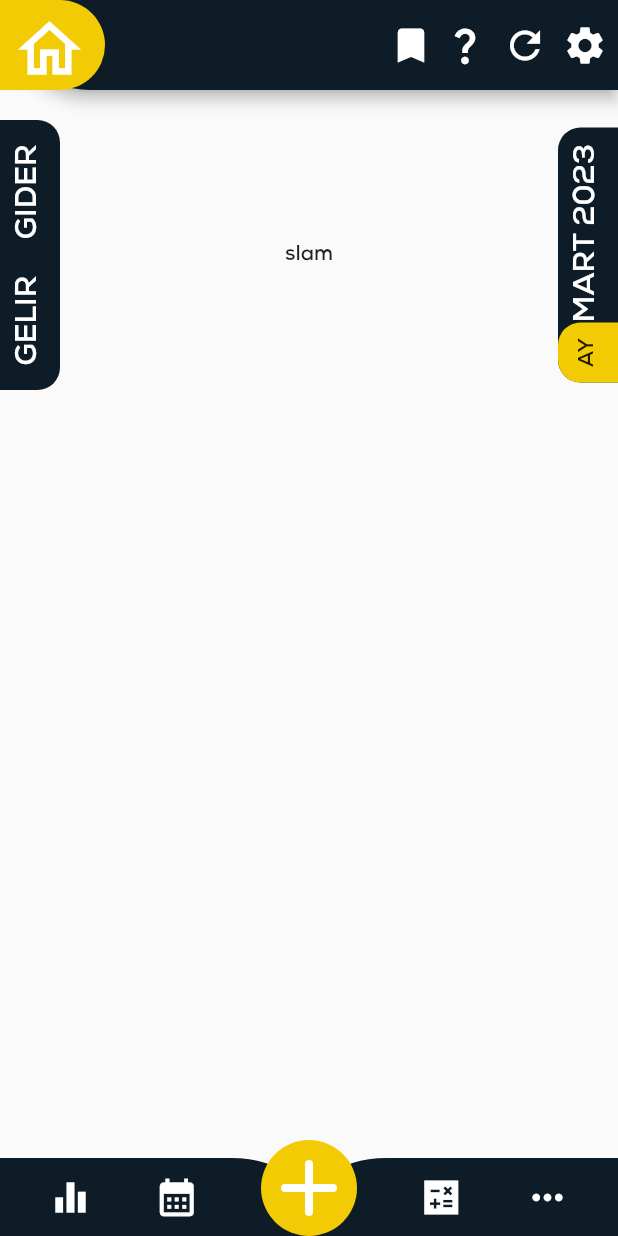
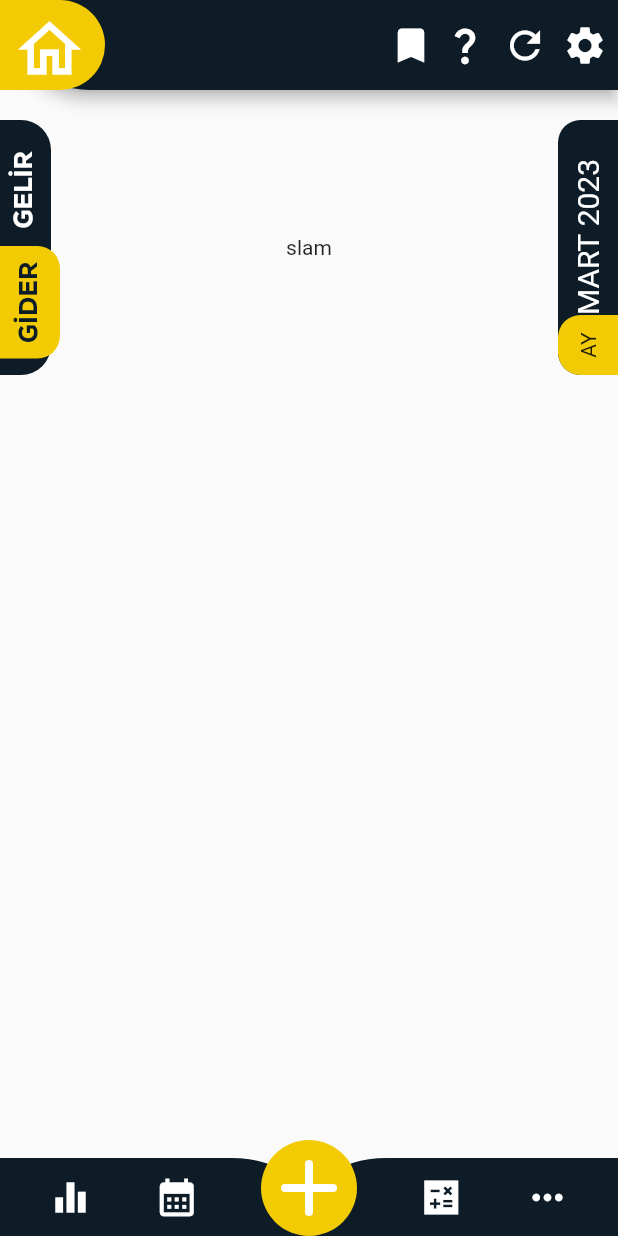
Before and after one commit to zahidayturan/ButceTakip, a Flutter app: the Statistics screen opened directly, on a phone screen of 412 x 824 dp. Run offline on Flutter 3.47's test engine with Material 2 defaults, Android fonts, the phone set to English and light mode, and no system bars; our stand-ins replace flutter_riverpod, pie_chart, sqflite; accounts and stored records are empty.

```diff
--- a/lib/Pages/statistics.dart
+++ b/lib/Pages/statistics.dart
@@ -33,44 +33,7 @@ class _StatisticsState extends State<Statistics>{
                       children: [
                         RotatedBox( //butonları çevirmek için
                             quarterTurns: 3,
-                            child: Container(
-                              height: 40,
-                              width: 180,
-                              decoration: BoxDecoration(
-                                  color: renkler.koyuuRenk,
-                                  borderRadius: BorderRadius.only(bottomLeft: Radius.circular(15), bottomRight: Radius.circular(15))
-                              ),
-                              child: Row(
-                                mainAxisAlignment: MainAxisAlignment.spaceEvenly,
-                                children: [
-                                  TextButton(
-                                      onPressed: () {
-
-                                      },
-                                      child: Text(
-                                        "GELIR",
-                                        style: TextStyle(
-                                            color: renkler.YaziRenk,
-                                            fontSize: 20
-                                        ),
-
-                                      )
-                                  ),
-                                  TextButton(
-                                    onPressed: () {
-
-                                    },
-                                    child: Text(
-                                      "GIDER",
-                                      style: TextStyle(
-                                          color: renkler.YaziRenk,
-                                          fontSize: 20
-                                      ),
-                                    ),
-                                  ),
-                                ],
-                              ),
-                            )
+                            child: CustomButton(),
                         ),
                       ],
                     ),
@@ -148,5 +111,130 @@ class _StatisticsState extends State<Statistics>{
       bottomNavigationBar: navBar(),
     );
   }
+}
 
+
+class CustomButton extends StatefulWidget { // gelir gider buton animasyonlari
+  @override
+  _CustomButtonState createState() => _CustomButtonState();
 }
+
+class _CustomButtonState extends State<CustomButton> {
+  double buttonHeight = 34; //Basılmamış yükseklik
+  double buttonHeight2 = 40; //Basılmış yükseklik
+  Color containerColor2 = const Color(0xff0D1C26); //Basılmamış renk
+  Color containerColor = const Color(0xffF2CB05); //Basılmış renk
+  Color textColor2 = Colors.white; //Basılmamış yazı rengi
+  Color textColor = const Color(0xff0D1C26); //Basılmış yazı rengi
+  int index = 0; // Gider ve Gelir butonları arasında geçiş yapmak için
+
+  void changeColor2(int index) {
+    if (index == 0) { //index 0 olunca Gider için ayarlanıyor
+      setState(() {
+        buttonHeight2 = 40;
+        buttonHeight = 34;
+        containerColor = const Color(0xffF2CB05);
+        containerColor2 = const Color(0xff0D1C26);
+        textColor = const Color(0xff0D1C26);
+        textColor2 = Colors.white;
+        this.index = 1;
+      });
+    } else { //index 0'dan farklı olunca Gelir için ayarlanıyor
+      setState(() {
+        buttonHeight = 40;
+        buttonHeight2 = 34;
+        containerColor2 = const Color(0xffF2CB05);
+        containerColor = const Color(0xff0D1C26);
+        textColor = Colors.white;
+        textColor2 = const Color(0xff0D1C26);
+        this.index = 0;
+      });
+    }
+  }
+
+  Widget customButtonTheme2() {
+    return SizedBox(
+      height: 40,
+      child: Stack(
+        children: [
+          Container(
+            decoration: const BoxDecoration(
+              borderRadius: const BorderRadius.only(
+                  bottomRight: Radius.circular(20),
+                  bottomLeft: Radius.circular(20)),
+              color: Color(0xff0D1C26),
+            ),
+            height: 34,
+            width: 170,
+          ),
+          Padding(
+            padding: const EdgeInsets.only(left: 11),
+            child: Row(
+              //mainAxisAlignment: MainAxisAlignment.spaceAround,
+              crossAxisAlignment: CrossAxisAlignment.start,
+              children: [
+                AnimatedContainer(
+                  duration: const Duration(milliseconds: 1200),
+                  curve: Curves.fastLinearToSlowEaseIn,
+                  decoration: BoxDecoration(
+                    borderRadius: const BorderRadius.only(
+                        bottomRight: Radius.circular(15),
+                        bottomLeft: Radius.circular(15)),
+                    color: containerColor,
+                  ),
+                  height: buttonHeight2,
+                  child: SizedBox(
+                    width: 75,
+                    child: TextButton(
+                        onPressed: () {
+                          setState(() {
+                            changeColor2(0);
+                          });
+                        },
+                        child: Text("GİDER",
+                            style: TextStyle(
+                                color: textColor,
+                                fontSize: 17,
+                                fontFamily: 'Nexa4',
+                                fontWeight: FontWeight.w800))),
+                  ),
+                ),
+                AnimatedContainer(
+                  duration: const Duration(milliseconds: 1200),
+                  curve: Curves.fastLinearToSlowEaseIn,
+                  decoration: BoxDecoration(
+                    borderRadius: const BorderRadius.only(
+                        bottomRight: Radius.circular(15),
+                        bottomLeft: Radius.circular(15)),
+                    color: containerColor2,
+                  ),
+                  height: buttonHeight,
+                  child: SizedBox(
+                    width: 75,
+                    child: TextButton(
+                        onPressed: () {
+                          setState(() {
+                            changeColor2(1);
+                          });
+                        },
+                        child: Text("GELİR",
+                            style: TextStyle(
+                                color: textColor2,
+                                fontSize: 17,
+                                fontFamily: 'Nexa4',
+                                fontWeight: FontWeight.w800))),
+                  ),
+                ),
+              ],
+            ),
+          ),
+        ],
+      ),
+    );
+  }
+
+  @override
+  Widget build(BuildContext context) {
+    return customButtonTheme2();
+  }
+}
--- a/lib/UI/GunlukInfo.dart
+++ b/lib/UI/GunlukInfo.dart
@@ -97,7 +97,7 @@ class _GunlukInfoState extends State<GunlukInfo>{
                 const Padding(
                   padding: EdgeInsets.only( right: 25, top: 5,),
                   child: Text(
-                      '22.11.2023',
+                      "22.11.2023",
                     style: TextStyle(
                       fontSize: 20,
                       fontWeight: FontWeight.w900
--- a/pubspec.yaml
+++ b/pubspec.yaml
@@ -33,7 +33,7 @@ dependencies:
   flutter_localization: ^0.1.10
   sqflite: ^2.2.6
   path: ^1.8.0
-  intl: ^0.18.0
+  intl: ^0.17.0
   pie_chart:
   flutter_riverpod: ^2.3.2
 
@@ -82,8 +82,9 @@ flutter:
   # list giving the asset and other descriptors for the font. For
   # example:
   fonts:
-    - family: Nexa
+    - family: Nexa4
       fonts:
+       - asset: fonts/NEXAHEAVY.OTF
        - asset: assets/fonts/NEXABOLD.OTF
        - asset: assets/fonts/NEXA_BOLD.OTF
        - asset: assets/fonts/NEXAHEAVY.OTF
```
Also changed, not shown: pubspec.lock.
